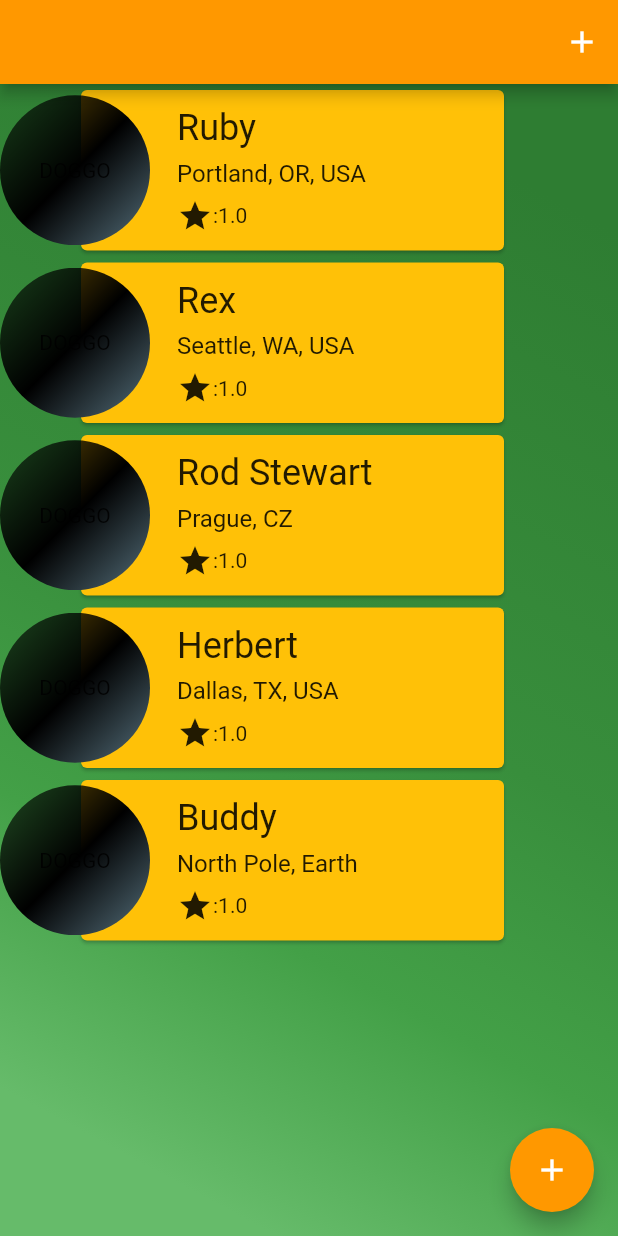
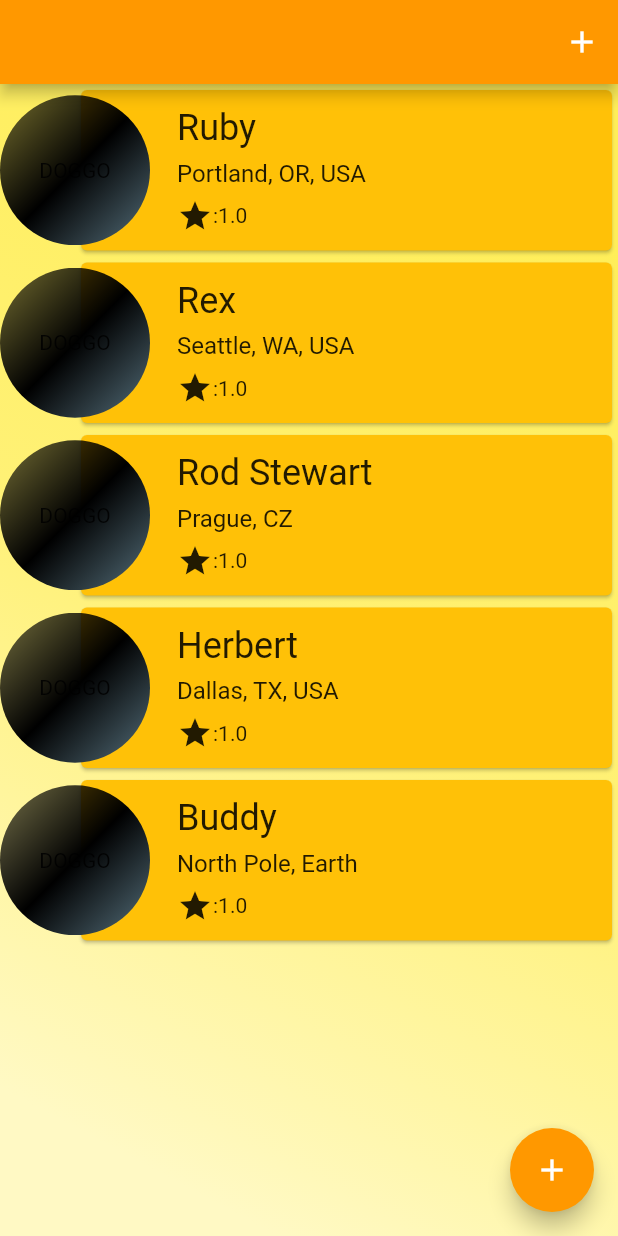
Before and after one commit to EchoWht/flutter-app-demo, a Flutter app: the MyHomePage screen opened directly with empty values, on a phone screen of 412 x 824 dp. Run offline on Flutter 3.47's test engine with Material 2 defaults, Android fonts, the phone set to English and light mode, and no system bars; network calls fail.

Commit message:
调整样式

```diff
--- a/lib/blank.dart
+++ b/lib/blank.dart
@@ -14,7 +14,7 @@ class MyApp extends StatelessWidget{
     // TODO: implement build
     return new MaterialApp(
       title: "Blank App",
-      home:new MyHomePage(key, "Blank")
+      home:new MyHomePage(key, "Dog List")
     );
   }
 }
@@ -58,10 +58,10 @@ class _MyHomePageState extends State<MyHomePage> {
           decoration: BoxDecoration(
               gradient: LinearGradient(
                 colors: [
-                  Colors.green[800],
-                  Colors.green[700],
-                  Colors.green[600],
-                  Colors.green[400],
+                  Colors.yellow[400],
+                  Colors.yellow[300],
+                  Colors.yellow[200],
+                  Colors.yellow[100],
                 ],
                 stops: [0.1, 0.5, 0.7, 0.9],
                 begin: Alignment.topRight,
--- a/lib/dog_card.dart
+++ b/lib/dog_card.dart
@@ -30,7 +30,7 @@ class _DogCardState extends State<DogCard> {
         height: 115.0,
         child: Stack(
           children: <Widget>[
-            Positioned(child: dogCard, left: 50.0,),
+            Positioned(child: dogCard, left: 50.0,right: 0.0,),
             Positioned(child: dogImage, top: 7.5,)
           ],
         ), //栈，我暂时理解为ui// 列表的一种，必需包含children
```
Also changed, not shown: lib/dog_detail_page.dart (+5 -4 lines).
